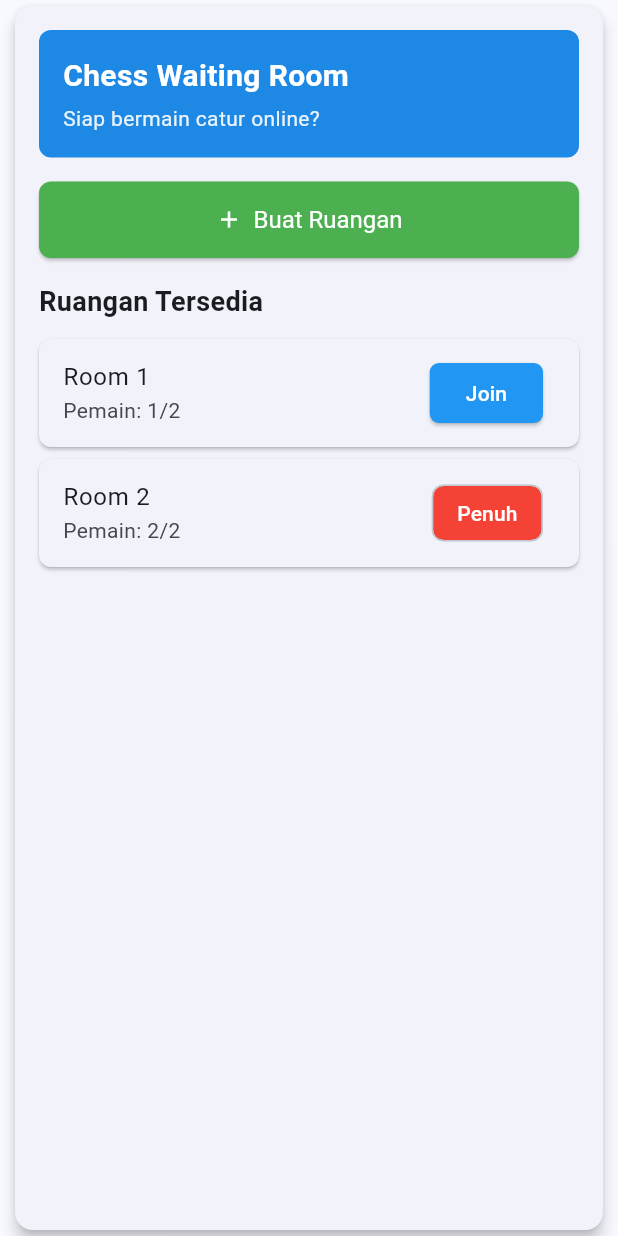
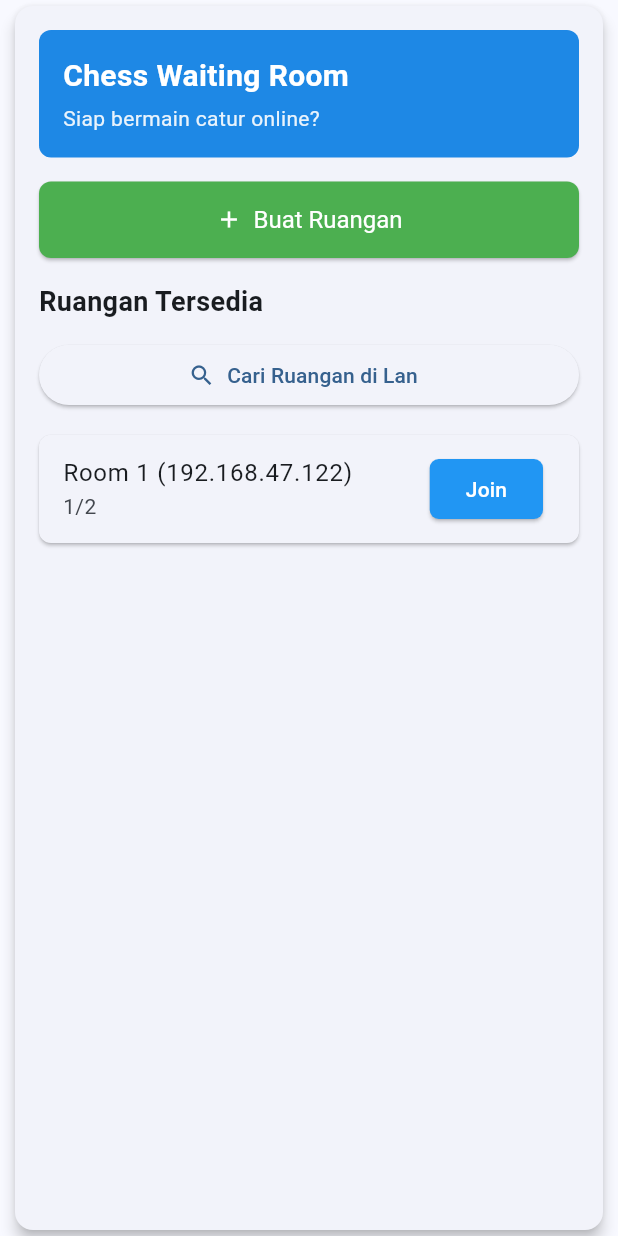
Before and after one commit to filzaelang/ChessApp, a Flutter app: the screen it shows after launch, on a phone screen of 412 x 824 dp. Run offline on Flutter 3.47's test engine with Material 3 defaults, Android fonts, the phone set to English and light mode, and no system bars; our stand-ins replace go_router.

Commit message:
Mengerjakan udp di web

```diff
--- /dev/null
+++ b/lib/data/services/udp_server.dart
@@ -0,0 +1,32 @@
+export 'udp_server_io.dart' if (dart.library.html) 'udp_server_web.dart';
+
+// import 'dart:io';
+// import 'dart:convert';
+
+// String serverAddress = "ws://192.168.47.122";
+// int port = 8082;
+
+// Future<void> inisiator() async {
+//   if (Platform.isAndroid || Platform.isWindows) {
+//     final socket = await RawDatagramSocket.bind(InternetAddress.anyIPv4, port);
+
+//     // listen forever & send response
+//     socket.listen((RawSocketEvent event) {
+//       if (event == RawSocketEvent.read) {
+//         Datagram? dg = socket.receive();
+//         if (dg == null) return;
+//         final recvd = String.fromCharCodes(dg.data);
+
+//         /// send ack to anyone who sends ping
+//         if (recvd == "ping") {
+//           socket.send(Utf8Codec().encode("ping ack"), dg.address, dg.port);
+//         }
+//       }
+//     });
+//   } else {
+//     // fallback ke WebSocket / HTTP
+//     final ws = await WebSocket.connect('$serverAddress:$port');
+//     ws.listen((msg) => print('Received: $msg'));
+//     ws.add('ping');
+//   }
+// }
--- a/lib/presentation/screens/room_page.dart
+++ b/lib/presentation/screens/room_page.dart
@@ -55,8 +55,8 @@ class RoomPage extends StatelessWidget {
                   Padding(
                     padding: const EdgeInsets.symmetric(vertical: 16),
                     child: ElevatedButton.icon(
-                      onPressed: () {
-                        makeRooms(context);
+                      onPressed: () async {
+                        await makeRooms(context);
                       },
                       icon: Icon(Icons.add, size: 18),
                       label: Text('Buat Ruangan'),
@@ -84,8 +84,18 @@ class RoomPage extends StatelessWidget {
                     child: ListView(
                       shrinkWrap: true,
                       children: [
-                        _buildRoomItem('Room 1', 'Pemain: 1/2', true),
-                        _buildRoomItem('Room 2', 'Pemain: 2/2', false),
+                        ElevatedButton.icon(
+                          onPressed: () {},
+                          icon: Icon(Icons.search),
+                          label: Text('Cari Ruangan di Lan'),
+                        ),
+                        SizedBox(height: 16),
+                        _buildRoomItem(
+                          'Room 1 (192.168.47.122)',
+                          '1/2',
+                          true,
+                          '192.168.47.122',
+                        ),
                       ],
                     ),
                   ),
@@ -98,7 +108,12 @@ class RoomPage extends StatelessWidget {
     );
   }
 
-  Widget _buildRoomItem(String roomName, String playerCount, bool canJoin) {
+  Widget _buildRoomItem(
+    String roomName,
+    String playerCount,
+    bool canJoin, [
+    String? ip,
+  ]) {
     return Card(
       margin: EdgeInsets.only(bottom: 8),
       shape: RoundedRectangleBorder(borderRadius: BorderRadius.circular(8)),
--- a/pubspec.yaml
+++ b/pubspec.yaml
@@ -16,6 +16,7 @@ dependencies:
   provider: ^6.1.5+1
   go_router: ^13.2.0
   udp: ^5.0.3
+  web: ^1.1.1
 
 dev_dependencies:
   flutter_test:
```
Also changed, not shown: lib/data/services/make_rooms.dart (+65 -31 lines), lib/data/services/udp_client.dart (added, +23 -0 lines), lib/data/services/udp_server_io.dart (added, +18 -0 lines), lib/data/services/udp_server_web.dart (added, +22 -0 lines), pubspec.lock.
